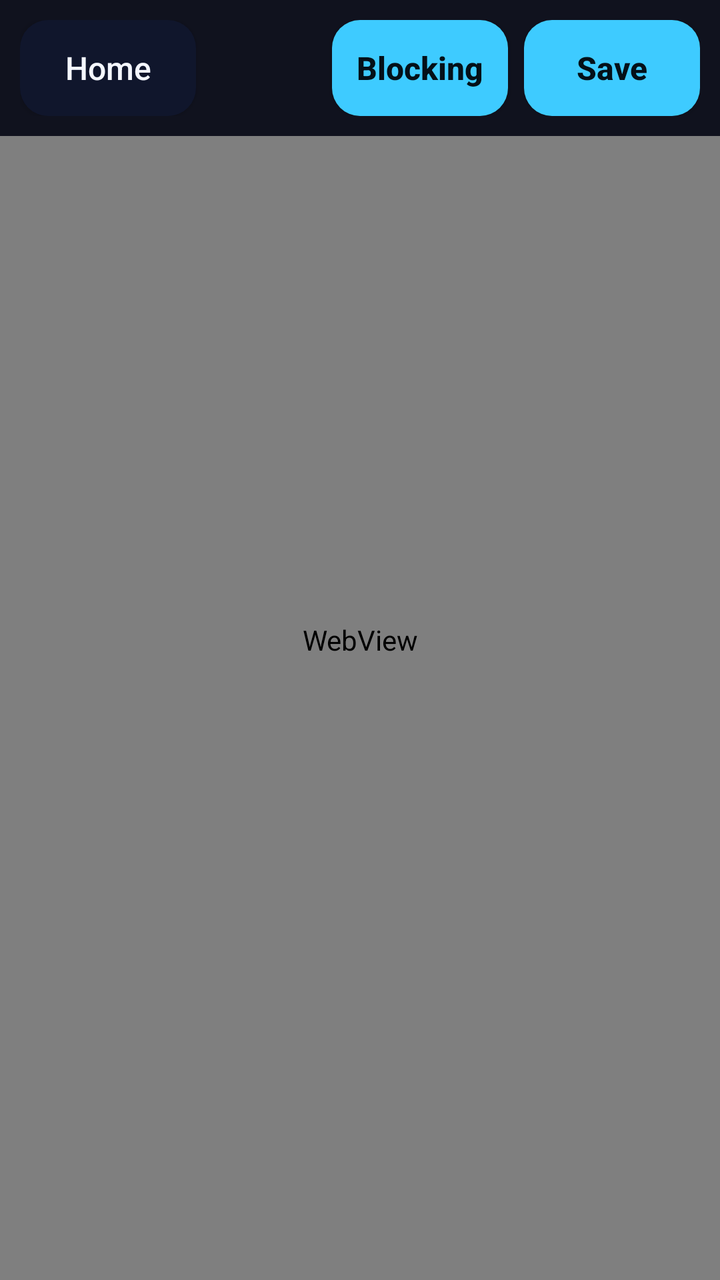
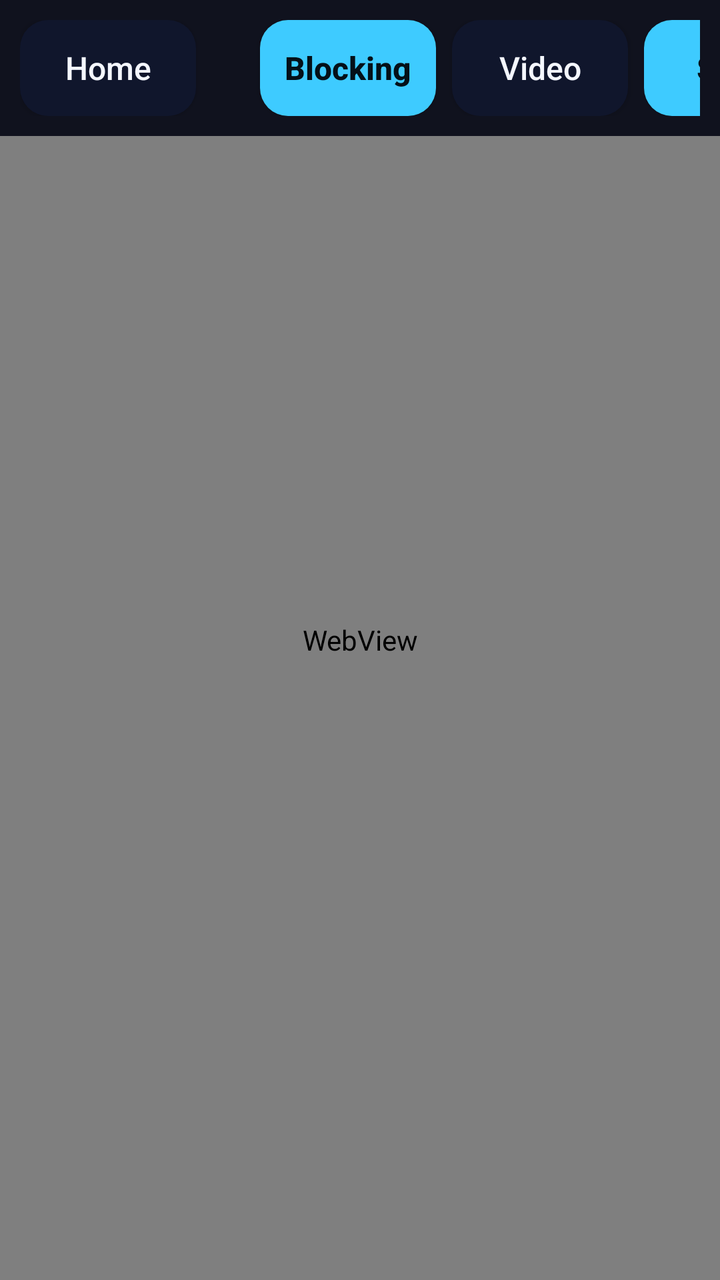

The first picture is an Android layout as it rendered before a commit; the second is the same layout after the commit. The layout source and the unified diff follow.
<!-- AndroidManifest.xml: application theme Theme.Xtream -->
<!-- res/layout/activity_browser.xml -->
<?xml version="1.0" encoding="utf-8"?>
<FrameLayout xmlns:android="http://schemas.android.com/apk/res/android"
    android:id="@+id/root"
    android:layout_width="match_parent"
    android:layout_height="match_parent"
    android:background="#02030A">

    <WebView
        android:id="@+id/web"
        android:layout_width="match_parent"
        android:layout_height="match_parent" />

    <LinearLayout
        android:id="@+id/chrome"
        android:layout_width="match_parent"
        android:layout_height="wrap_content"
        android:layout_gravity="top"
        android:background="#E6050714"
        android:gravity="center_vertical"
        android:orientation="horizontal"
        android:padding="10dp">

        <Button
            android:id="@+id/home"
            android:layout_width="wrap_content"
            android:layout_height="wrap_content"
            android:background="@drawable/bg_tile"
            android:minHeight="48dp"
            android:text="@string/home"
            android:textAllCaps="false"
            android:textColor="#F4F7FF"
            android:textSize="16sp" />

        <Button
            android:id="@+id/rotate"
            android:layout_width="wrap_content"
            android:layout_height="wrap_content"
            android:layout_marginStart="8dp"
            android:background="@drawable/bg_tile"
            android:minHeight="48dp"
            android:text="@string/rotate"
            android:textAllCaps="false"
            android:textColor="#F4F7FF"
            android:textSize="16sp"
            android:visibility="gone" />

        <TextView
            android:id="@+id/page_title"
            android:layout_width="0dp"
            android:layout_height="wrap_content"
            android:layout_marginStart="16dp"
            android:layout_marginEnd="16dp"
            android:layout_weight="1"
            android:ellipsize="end"
            android:singleLine="true"
            android:textColor="#F4F7FF"
            android:textSize="18sp" />

        <Button
            android:id="@+id/block"
            android:layout_width="wrap_content"
            android:layout_height="wrap_content"
            android:layout_marginEnd="8dp"
            android:background="@drawable/bg_go"
            android:minHeight="48dp"
            android:text="@string/blocking"
            android:textAllCaps="false"
            android:textColor="#041018"
            android:textSize="16sp"
            android:textStyle="bold" />

        <Button
            android:id="@+id/save"
            android:layout_width="wrap_content"
            android:layout_height="wrap_content"
            android:background="@drawable/bg_go"
            android:minHeight="48dp"
            android:text="@string/save"
            android:textAllCaps="false"
            android:textColor="#041018"
            android:textSize="16sp"
            android:textStyle="bold" />
    </LinearLayout>
</FrameLayout>
<!-- resources referenced by this layout -->
<resources>
  <!-- drawable bg_go (drawable) -->
  <?xml version="1.0" encoding="utf-8"?>
  <selector xmlns:android="http://schemas.android.com/apk/res/android">
      <item android:state_focused="true">
          <shape android:shape="rectangle">
              <solid android:color="#7ADFFF" />
              <stroke android:width="3dp" android:color="#D946EF" />
              <corners android:radius="14dp" />
          </shape>
      </item>
      <item>
          <shape android:shape="rectangle">
              <solid android:color="#3ECBFF" />
              <corners android:radius="14dp" />
          </shape>
      </item>
  </selector>
  <!-- drawable bg_tile (drawable) -->
  <?xml version="1.0" encoding="utf-8"?>
  <selector xmlns:android="http://schemas.android.com/apk/res/android">
      <item android:state_focused="true">
          <shape android:shape="rectangle">
              <solid android:color="#182248" />
              <stroke android:width="3dp" android:color="#3ECBFF" />
              <corners android:radius="14dp" />
          </shape>
      </item>
      <item>
          <shape android:shape="rectangle">
              <solid android:color="#10162C" />
              <corners android:radius="14dp" />
          </shape>
      </item>
  </selector>
  <string name="blocking">Blocking</string>
  <string name="home">Home</string>
  <string name="rotate">Rotate</string>
  <string name="save">Save</string>
  <style name="Theme.Xtream" parent="android:Theme.Material.NoActionBar">
          <item name="android:windowBackground">#050714</item>
          <item name="android:colorBackground">#050714</item>
          <item name="android:statusBarColor">#050714</item>
          <item name="android:navigationBarColor">#050714</item>
          <item name="android:textColor">#F4F7FF</item>
          <item name="android:textColorHint">#9AA8D4</item>
      </style>
</resources>

<!-- the commit's change to res/layout/activity_browser.xml (unified diff, before → after) -->
@@ -70,6 +70,18 @@
             android:textStyle="bold" />
 
         <Button
+            android:id="@+id/video"
+            android:layout_width="wrap_content"
+            android:layout_height="wrap_content"
+            android:layout_marginEnd="8dp"
+            android:background="@drawable/bg_tile"
+            android:minHeight="48dp"
+            android:text="@string/video"
+            android:textAllCaps="false"
+            android:textColor="#F4F7FF"
+            android:textSize="16sp" />
+
+        <Button
             android:id="@+id/save"
             android:layout_width="wrap_content"
             android:layout_height="wrap_content"
<!-- resource entries referenced after the edit -->
@@ -38,6 +38,7 @@
   <string name="home">Home</string>
   <string name="rotate">Rotate</string>
   <string name="save">Save</string>
+  <string name="video">Video</string>
   <style name="Theme.Xtream" parent="android:Theme.Material.NoActionBar">
           <item name="android:windowBackground">#050714</item>
           <item name="android:colorBackground">#050714</item>
